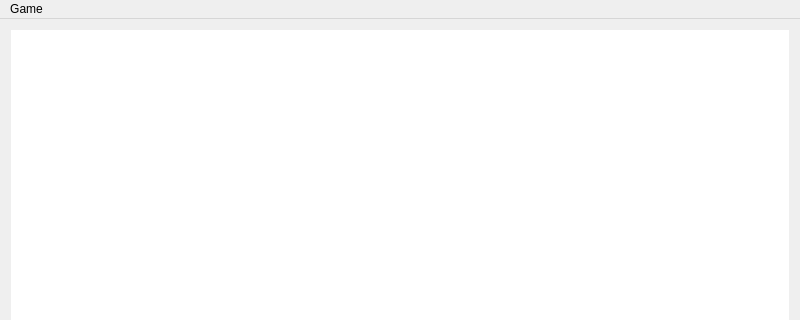
The window that pasians-gui/pasians.ui (edcuba/qt-pasians) describes before a commit, drawn with Qt 5; both pictures show x 0 to 800 and y 0 to 320 of the 800 by 600 pixel window.
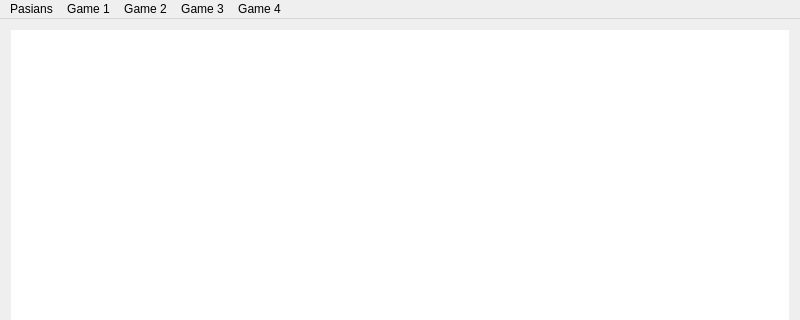
The same window after the commit. Icons and pictures are not drawn.

```diff
--- a/pasians-gui/pasians.ui
+++ b/pasians-gui/pasians.ui
@@ -68,11 +68,59 @@
    </property>
    <widget class="QMenu" name="menuFile">
     <property name="title">
-     <string>Game</string>
+     <string>Pasians</string>
     </property>
     <addaction name="actionExit"/>
    </widget>
+   <widget class="QMenu" name="menuGame_1">
+    <property name="title">
+     <string>Game 1</string>
+    </property>
+    <addaction name="actionSave"/>
+    <addaction name="actionLoad"/>
+    <addaction name="actionUndo"/>
+    <addaction name="actionHint"/>
+    <addaction name="separator"/>
+    <addaction name="actionQuit"/>
+   </widget>
+   <widget class="QMenu" name="menuGame_2">
+    <property name="title">
+     <string>Game 2</string>
+    </property>
+    <addaction name="actionSave_2"/>
+    <addaction name="actionLoad_2"/>
+    <addaction name="actionUndo_2"/>
+    <addaction name="actionHint_2"/>
+    <addaction name="separator"/>
+    <addaction name="actionQuit_2"/>
+   </widget>
+   <widget class="QMenu" name="menuGame_3">
+    <property name="title">
+     <string>Game 3</string>
+    </property>
+    <addaction name="actionSave_3"/>
+    <addaction name="actionLoad_3"/>
+    <addaction name="actionUndo_3"/>
+    <addaction name="actionHint_3"/>
+    <addaction name="separator"/>
+    <addaction name="actionQuit_3"/>
+   </widget>
+   <widget class="QMenu" name="menuGame_4">
+    <property name="title">
+     <string>Game 4</string>
+    </property>
+    <addaction name="actionSave_4"/>
+    <addaction name="actionLoad_4"/>
+    <addaction name="actionUndo_4"/>
+    <addaction name="actionHint_4"/>
+    <addaction name="separator"/>
+    <addaction name="actionQuit_4"/>
+   </widget>
    <addaction name="menuFile"/>
+   <addaction name="menuGame_1"/>
+   <addaction name="menuGame_2"/>
+   <addaction name="menuGame_3"/>
+   <addaction name="menuGame_4"/>
   </widget>
   <action name="actionExit">
    <property name="text">
```
Left out of the diff: 107 changed lines with no effect on the pictures.
